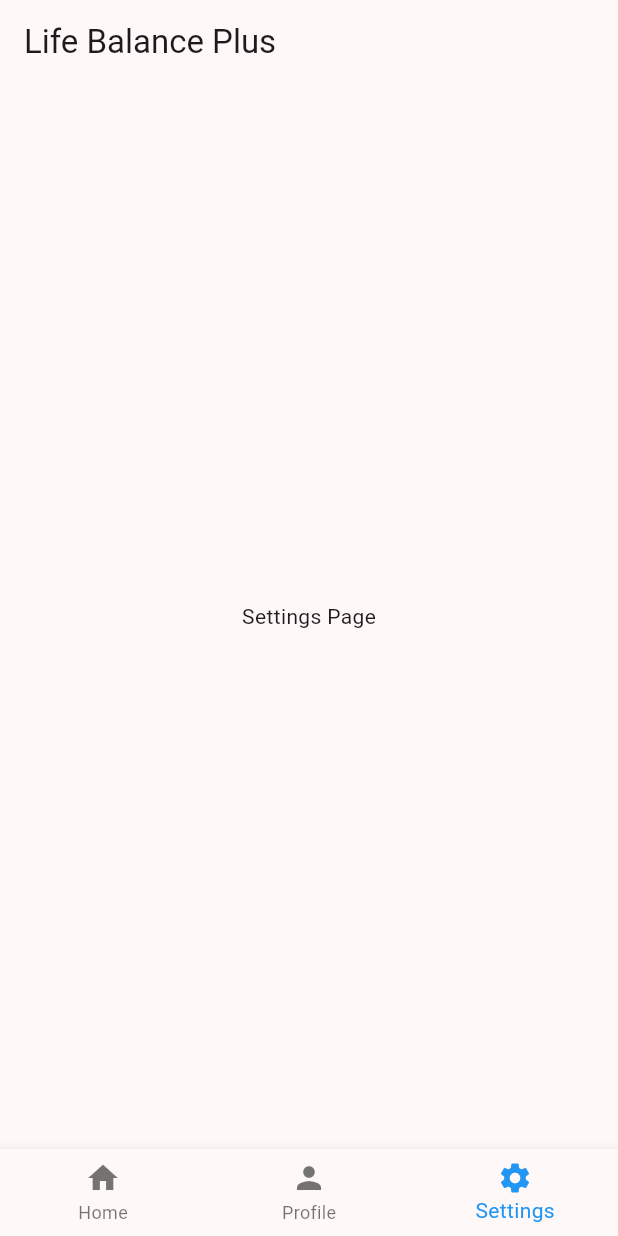
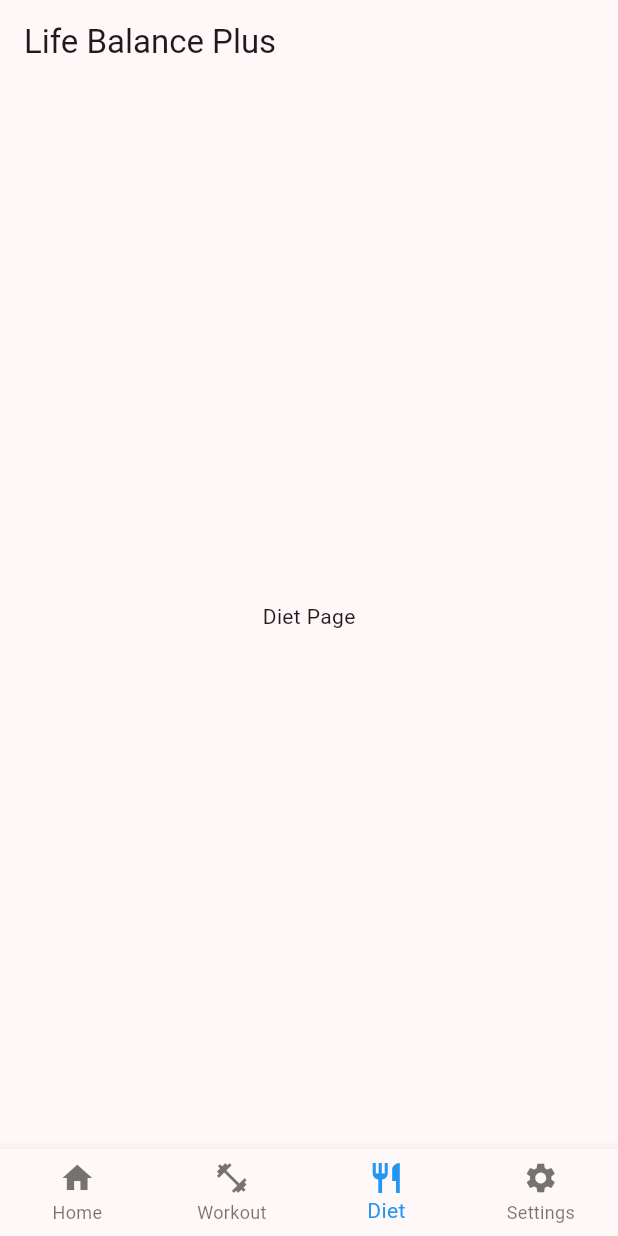
Before and after one commit to CSCI4100U/mobile-group-project-2023-mlja, a Flutter app: the screen it shows after launch, item 3 of the bottom bar chosen, on a phone screen of 412 x 824 dp. Run offline on Flutter 3.47's test engine with Material 2 defaults, Android fonts, the light colour scheme and no system bars.

Commit message:
Added NavBar class

```diff
--- a/life_balance_plus/lib/main.dart
+++ b/life_balance_plus/lib/main.dart
@@ -1,5 +1,6 @@
 import 'package:flutter/material.dart';
-import 'package:life_balance_plus/views/home_page.dart';
+import 'package:life_balance_plus/navbar.dart';
+
 
 void main() {
   runApp(const MyApp());
@@ -16,7 +17,7 @@ class MyApp extends StatelessWidget {
         colorScheme: ColorScheme.fromSeed(seedColor: Colors.black),
         useMaterial3: true,
       ),
-      home: HomePage(),
+      home: NavBar(),
     );
   }
 }
--- /dev/null
+++ b/life_balance_plus/lib/navbar.dart
@@ -0,0 +1,63 @@
+import 'package:flutter/material.dart';
+import 'package:life_balance_plus/views/home_page.dart';
+import 'package:life_balance_plus/views/workout_page.dart';
+import 'package:life_balance_plus/views/diet_page.dart';
+import 'package:life_balance_plus/views/settings_page.dart';
+
+
+class NavBar extends StatefulWidget {
+  const NavBar({super.key});
+
+  @override
+  State<NavBar> createState() => _NavBarState();
+}
+
+
+class _NavBarState extends State<NavBar> {
+  int _selectedIndex = 0;
+  Widget _currentPage = HomePage();
+
+  void _onItemTapped(int index) {
+    switch(index) {
+      case 0: _currentPage = HomePage();
+      case 1: _currentPage = WorkoutPage();
+      case 2: _currentPage = DietPage();
+      case 3: _currentPage = SettingsPage();
+    }
+    setState(() => _selectedIndex = index);
+  }
+
+  @override
+  Widget build(BuildContext context) {
+    return Scaffold(
+      appBar: AppBar(
+        title: Text('Life Balance Plus'),
+      ),
+      body: _currentPage,
+      bottomNavigationBar: BottomNavigationBar(
+        type: BottomNavigationBarType.fixed,
+        items: const <BottomNavigationBarItem>[
+          BottomNavigationBarItem(
+            icon: Icon(Icons.home),
+            label: 'Home',
+          ),
+          BottomNavigationBarItem(
+            icon: Icon(Icons.fitness_center),
+            label: 'Workout',
+          ),
+          BottomNavigationBarItem(
+            icon: Icon(Icons.restaurant),
+            label: 'Diet',
+          ),
+          BottomNavigationBarItem(
+            icon: Icon(Icons.settings),
+            label: 'Settings',
+          ),
+        ],
+        currentIndex: _selectedIndex,
+        selectedItemColor: Colors.blue,
+        onTap: _onItemTapped,
+      ),
+    );
+  }
+}
--- /dev/null
+++ b/life_balance_plus/lib/views/diet_page.dart
@@ -0,0 +1,19 @@
+import 'package:flutter/material.dart';
+import 'package:life_balance_plus/views/home_page.dart';
+
+
+class DietPage extends StatefulWidget {
+  @override
+  State<DietPage> createState() => _DietPageState();
+}
+
+class _DietPageState extends State<DietPage> {
+  @override
+  Widget build(BuildContext context) {
+    return Scaffold(
+      body: Center(
+        child: Text('Diet Page'),
+      ),
+    );
+  }
+}
--- a/life_balance_plus/lib/views/home_page.dart
+++ b/life_balance_plus/lib/views/home_page.dart
@@ -1,4 +1,5 @@
 import 'package:flutter/material.dart';
+
 
 class HomePage extends StatefulWidget {
   @override
@@ -6,47 +7,11 @@ class HomePage extends StatefulWidget {
 }
 
 class _HomePageState extends State<HomePage> {
-  int _selectedIndex = 0;
-
-  static const List<Widget> _widgetOptions = <Widget>[
-    Text('Home Page'),
-    Text('Profile Page'),
-    Text('Settings Page'),
-  ];
-
-  void _onItemTapped(int index) {
-    setState(() {
-      _selectedIndex = index;
-    });
-  }
-
   @override
   Widget build(BuildContext context) {
     return Scaffold(
-      appBar: AppBar(
-        title: Text('Life Balance Plus'),
-      ),
       body: Center(
-        child: _widgetOptions.elementAt(_selectedIndex),
-      ),
-      bottomNavigationBar: BottomNavigationBar(
-        items: const <BottomNavigationBarItem>[
-          BottomNavigationBarItem(
-            icon: Icon(Icons.home),
-            label: 'Home',
-          ),
-          BottomNavigationBarItem(
-            icon: Icon(Icons.person),
-            label: 'Profile',
-          ),
-          BottomNavigationBarItem(
-            icon: Icon(Icons.settings),
-            label: 'Settings',
-          ),
-        ],
-        currentIndex: _selectedIndex,
-        selectedItemColor: Colors.blue,
-        onTap: _onItemTapped,
+        child: Text('Home Page'),
       ),
     );
   }
```
Also changed, not shown: life_balance_plus/lib/views/settings_page.dart (added, +19 -0 lines), life_balance_plus/lib/views/workout_page.dart (added, +19 -0 lines), 1 other file.
